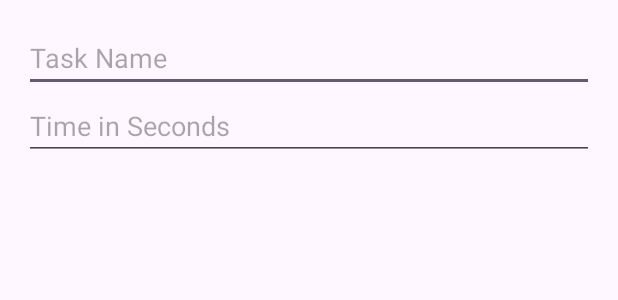
After one commit to samudithTharindaka/RoWork-Tracker, an Android app: the layout dialog_edit_task.xml on its own in the app's theme, with its tools: preview values and no code run, on a phone screen of 412 x 824 dp. The commit adds this screen. Shown: the top 300 px of the screen. Run offline under Robolectric (Android 15) with nearby library versions, the phone set to English and light mode, and no system bars.

Commit message:
all done

```diff
--- a/app/src/main/res/layout/activity_manage_task.xml
+++ b/app/src/main/res/layout/activity_manage_task.xml
@@ -24,7 +24,7 @@
         app:layout_constraintTop_toTopOf="parent">
 
         <ImageButton
-            android:id="@+id/imageButton4"
+            android:id="@+id/imageButtonBack2"
             android:layout_width="3dp"
             android:layout_height="wrap_content"
             android:layout_weight="1"
--- a/app/src/main/res/layout/activity_to_dos_manage.xml
+++ b/app/src/main/res/layout/activity_to_dos_manage.xml
@@ -26,7 +26,7 @@
         app:layout_constraintTop_toTopOf="parent">
 
         <ImageButton
-            android:id="@+id/imageButton4"
+            android:id="@+id/imageButtonBack"
             android:layout_width="3dp"
             android:layout_height="wrap_content"
             android:layout_weight="1"
--- /dev/null
+++ b/app/src/main/res/layout/dialog_edit_task.xml
@@ -0,0 +1,21 @@
+<?xml version="1.0" encoding="utf-8"?>
+<LinearLayout xmlns:android="http://schemas.android.com/apk/res/android"
+    android:orientation="vertical"
+    android:padding="16dp"
+    android:layout_width="match_parent"
+    android:layout_height="wrap_content">
+
+    <EditText
+        android:id="@+id/editTextTaskName"
+        android:layout_width="match_parent"
+        android:layout_height="wrap_content"
+        android:hint="Task Name"
+        android:inputType="text" />
+
+    <EditText
+        android:id="@+id/editTextTaskTime"
+        android:layout_width="match_parent"
+        android:layout_height="wrap_content"
+        android:hint="Time in Seconds"
+        android:inputType="number" />
+</LinearLayout>
```
Also changed, not shown: app/src/main/java/com/example/roworktracker/ManageTaskActivity.kt (+8 -0 lines), app/src/main/java/com/example/roworktracker/TimerService.kt (+21 -0 lines), app/src/main/java/com/example/roworktracker/ToDosManageActivity.kt (+62 -0 lines).
